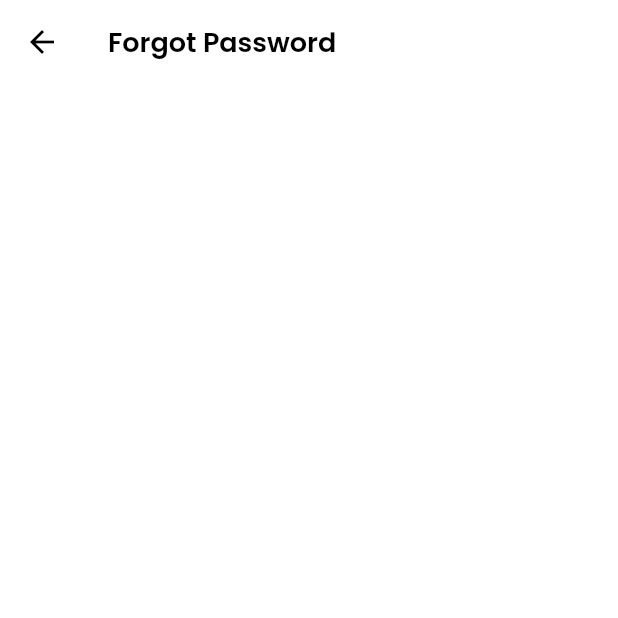
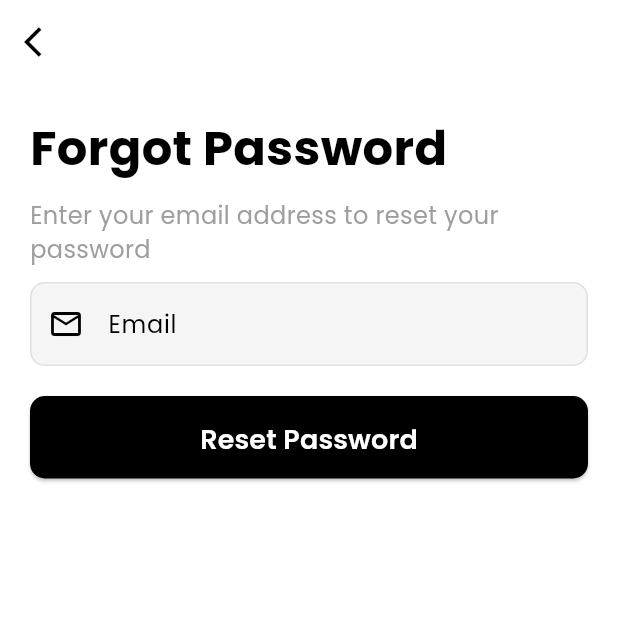
Before and after one commit to VaradSinghal/e_learning_app, a Flutter app: the ForgotPasswordScreen screen opened by its route, on a phone screen of 412 x 824 dp, the top half of it. Run offline on Flutter 3.47's test engine with Material 3 defaults, Android fonts, the phone set to English and light mode, and no system bars; our stand-ins replace bloc, equatable, flutter_bloc, get, get_storage, google_fonts and 1 more; accounts and stored records are empty.

Commit message:
forgotpass screen

```diff
--- a/lib/views/auth/forgot_password_screen.dart
+++ b/lib/views/auth/forgot_password_screen.dart
@@ -1,13 +1,125 @@
+import 'package:e_learning_app/core/utils/validators.dart';
+import 'package:e_learning_app/widgets/common/custom_button.dart';
+import 'package:e_learning_app/widgets/common/custom_textfield.dart';
 import 'package:flutter/material.dart';
+import 'package:get/get.dart';
 
-class ForgotPasswordScreen extends StatelessWidget {
+class ForgotPasswordScreen extends StatefulWidget {
   const ForgotPasswordScreen({super.key});
+
+  @override
+  State<ForgotPasswordScreen> createState() => _ForgotPasswordScreenState();
+}
+
+class _ForgotPasswordScreenState extends State<ForgotPasswordScreen> {
+  final _formKey = GlobalKey<FormState>();
+  final _emailController = TextEditingController();
+
+  @override
+  void dispose() {
+    _emailController.dispose();
+    super.dispose();
+  }
+
+  void _handleResetPassword() {
+    if (_formKey.currentState!.validate()) {
+      // Perform the password reset logic here
+      Get.dialog(AlertDialog(
+        shape: RoundedRectangleBorder(
+          borderRadius: BorderRadius.circular(20),
+        ),
+        content: Column(
+          mainAxisSize: MainAxisSize.min,
+          children: [
+            const Icon(
+              Icons.mark_email_read_outlined,
+              size: 60,
+              color: Colors.green,
+            ),
+
+             SizedBox(height: 20),
+
+             Text(
+                'Check your email',
+                style: TextStyle(
+                  fontSize: 24,
+                  fontWeight: FontWeight.bold,
+                  color: Colors.black,
+                ),
+             ),
+            SizedBox(height: 10),
+              Text(
+                'We have sent you a password reset instructions to your email.',
+                textAlign: TextAlign.center,
+                style: TextStyle(
+                  color: Colors.grey,
+                ),
+              ),
+
+              SizedBox(height: 20),
+              CustomButton(
+                text: 'OK',
+                onPressed: () => Get.back(),
+                height: 55,
+
+
+              ),
+          ],
+        ),
+      ),
+      );
+
+
+    }
+  }
 
   @override
   Widget build(BuildContext context) {
     return Scaffold(
+      backgroundColor: Colors.white,
       appBar: AppBar(
-        title:  Text('Forgot Password'),
+        backgroundColor: Colors.transparent,
+        elevation: 0,
+        leading: IconButton(
+          onPressed: () => Get.back(),
+          icon: const Icon(Icons.arrow_back_ios, color: Colors.black),
+        ),
+      ),
+      body: Padding(
+        padding: EdgeInsets.all(20),
+        child: Column(
+          crossAxisAlignment: CrossAxisAlignment.start,
+          children: [
+            Text(
+              'Forgot Password',
+              style: TextStyle(
+                fontSize: 32,
+                fontWeight: FontWeight.bold,
+                color: Colors.black,
+              ),
+            ),
+            const SizedBox(height: 10),
+            Text(
+              'Enter your email address to reset your password',
+              style: TextStyle(fontSize: 16, color: Colors.grey),
+            ),
+
+            const SizedBox(height: 10),
+            Form(
+              key: _formKey,
+              child: CustomTextfield(
+                label: 'Email',
+                prefixIcon: Icons.email_outlined,
+                controller: _emailController,
+                keyboardType: TextInputType.emailAddress,
+                validator: FormValidator.validateEmail,
+              ),
+            ),
+
+            const SizedBox(height: 20),
+            CustomButton(text: 'Reset Password', onPressed: _handleResetPassword),
+          ],
+        ),
       ),
     );
   }
```
